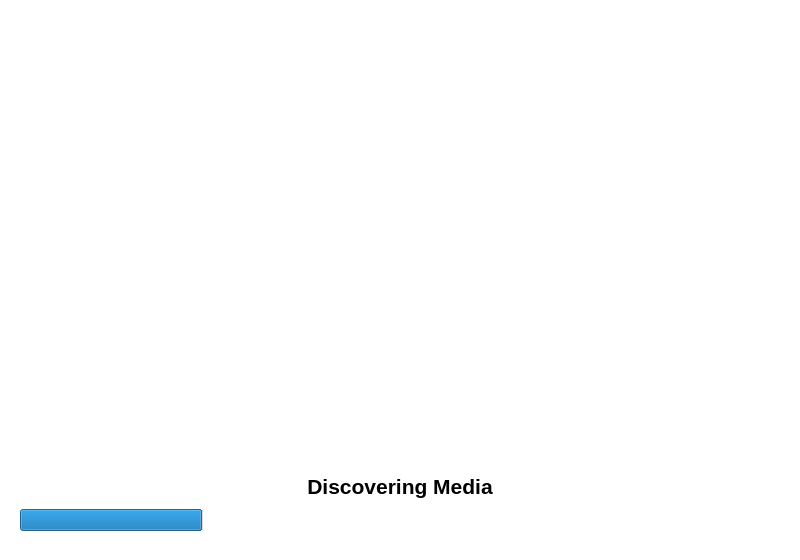
Before: the Qt Designer form reindexscreen.ui in reesque/Maestro, drawn with Qt 5.
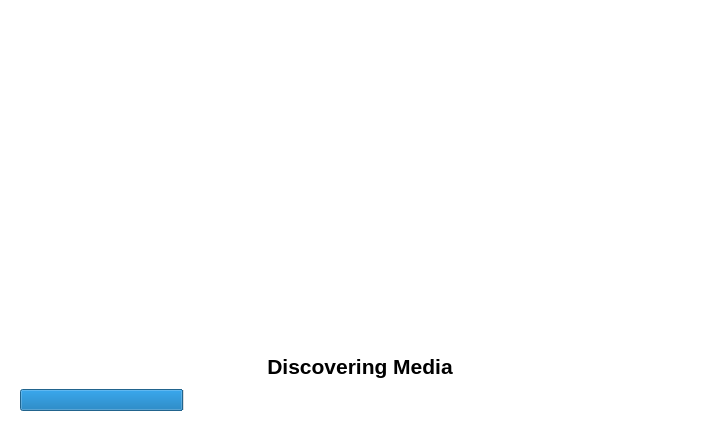
After: the same form once the commit is applied. Icons and pictures are not drawn.

Patch:
```diff
--- a/reindexscreen.ui
+++ b/reindexscreen.ui
@@ -6,10 +6,28 @@
    <rect>
     <x>0</x>
     <y>0</y>
-    <width>800</width>
-    <height>560</height>
+    <width>720</width>
+    <height>440</height>
    </rect>
   </property>
+  <property name="sizePolicy">
+   <sizepolicy hsizetype="Expanding" vsizetype="Expanding">
+    <horstretch>0</horstretch>
+    <verstretch>0</verstretch>
+   </sizepolicy>
+  </property>
+  <property name="minimumSize">
+   <size>
+    <width>720</width>
+    <height>440</height>
+   </size>
+  </property>
+  <property name="maximumSize">
+   <size>
+    <width>720</width>
+    <height>440</height>
+   </size>
+  </property>
   <property name="windowTitle">
    <string>Form</string>
   </property>
```
